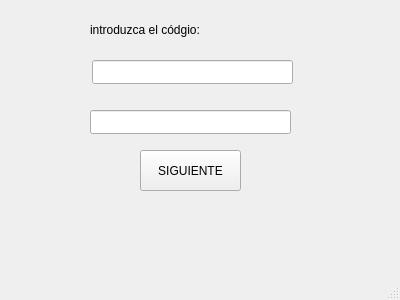
Above: mainwindow.ui from zurdoTSP/droppy before the change. Below: the same form after it.
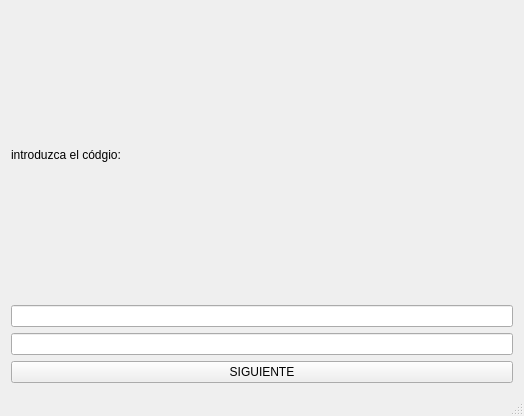
That is the form after the change.

```diff
--- a/mainwindow.ui
+++ b/mainwindow.ui
@@ -6,36 +6,17 @@
    <rect>
     <x>0</x>
     <y>0</y>
-    <width>400</width>
-    <height>300</height>
+    <width>524</width>
+    <height>416</height>
    </rect>
   </property>
   <property name="windowTitle">
    <string>MainWindow</string>
   </property>
   <widget class="QWidget" name="centralWidget">
-   <widget class="QPushButton" name="boton">
-    <property name="geometry">
-     <rect>
-      <x>140</x>
-      <y>150</y>
-      <width>101</width>
-      <height>41</height>
-     </rect>
-    </property>
-    <property name="text">
-     <string>SIGUIENTE</string>
-    </property>
-   </widget>
+   <layout class="QGridLayout" name="gridLayout">
+    <item row="0" column="0">
    <widget class="QLabel" name="label">
-    <property name="geometry">
-     <rect>
-      <x>90</x>
-      <y>20</y>
-      <width>201</width>
-      <height>20</height>
-     </rect>
-    </property>
     <property name="text">
      <string>introduzca el códgio:</string>
     </property>
@@ -43,26 +24,21 @@
      <bool>true</bool>
     </property>
    </widget>
-   <widget class="QLineEdit" name="recipiente">
-    <property name="geometry">
-     <rect>
-      <x>90</x>
-      <y>110</y>
-      <width>201</width>
-      <height>24</height>
-     </rect>
-    </property>
-   </widget>
-   <widget class="QLineEdit" name="dir">
-    <property name="geometry">
-     <rect>
-      <x>92</x>
-      <y>60</y>
-      <width>201</width>
-      <height>24</height>
-     </rect>
-    </property>
-   </widget>
+    </item>
+    <item row="1" column="0">
+     <widget class="QLineEdit" name="dir"/>
+    </item>
+    <item row="2" column="0">
+     <widget class="QLineEdit" name="recipiente"/>
+    </item>
+    <item row="3" column="0">
+     <widget class="QPushButton" name="boton">
+      <property name="text">
+       <string>SIGUIENTE</string>
+      </property>
+     </widget>
+    </item>
+   </layout>
   </widget>
   <widget class="QMenuBar" name="menuBar">
    <property name="geometry">
```
Left out of the diff: 4 changed lines with no effect on the pictures. Lines whose indentation alone changed are shown as unchanged.
